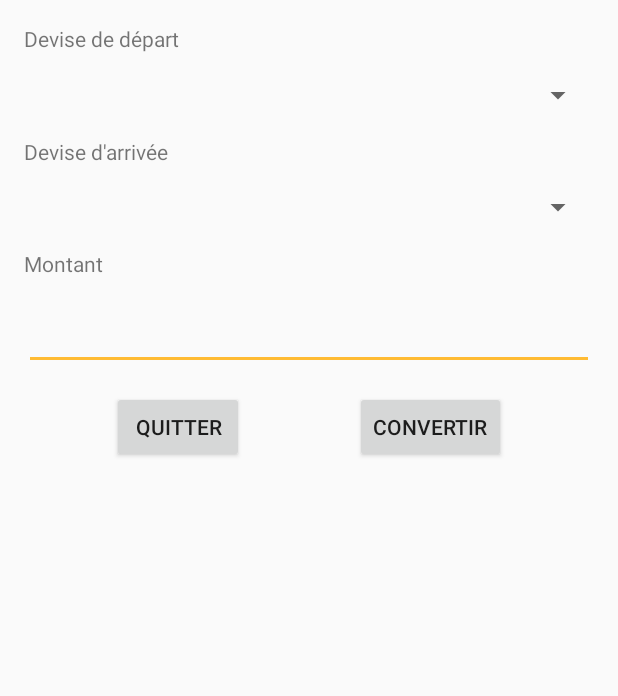
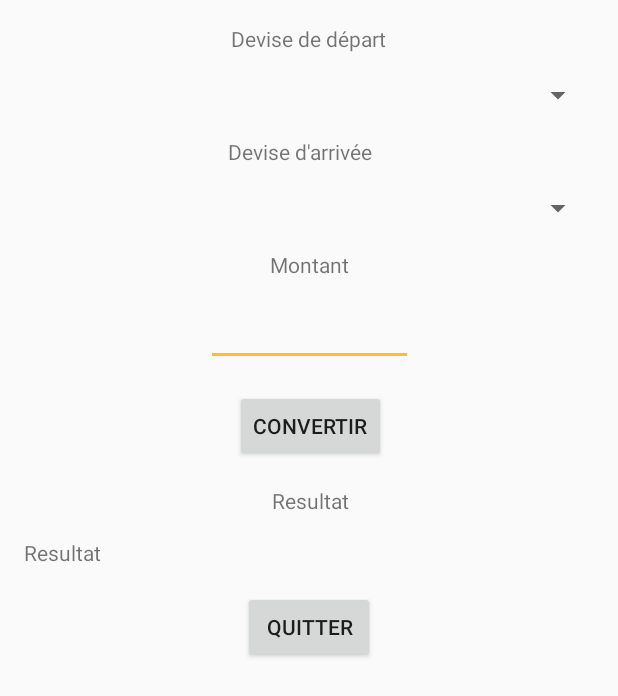
Before and after one commit to Iuzziel/Convertisseur, an Android app: the screen it shows after launch (MainActivity), after a tap on "CONVERTIR", on a phone screen of 412 x 824 dp. Shown: the top 696 px of the screen. Run offline under Robolectric (Android 15) with nearby library versions, the light colour scheme and no system bars.

Commit message:
Convertiseur terminée

```diff
--- a/app/src/main/java/afpa/convertisseur/MainActivity.java
+++ b/app/src/main/java/afpa/convertisseur/MainActivity.java
@@ -6,7 +6,10 @@ import android.util.Log;
 import android.view.View;
 import android.widget.EditText;
 import android.widget.Spinner;
+import android.widget.TextView;
 import android.widget.Toast;
+
+import java.text.DecimalFormat;
 
 import afpa.convertisseur.metier.Convert;
 
@@ -22,6 +25,11 @@ public class MainActivity extends AppCompatActivity {
         EditText editText = (EditText) findViewById(R.id.editMontant);
         Spinner sSource = (Spinner) findViewById(R.id.spinDeviseDepart);
         Spinner sCible = (Spinner) findViewById(R.id.spinDeviseArrivee);
+
+        DecimalFormat df = new DecimalFormat();
+        df.setMaximumFractionDigits(2);
+        df.setMinimumFractionDigits(0);
+
         try {
             String source = sSource.getSelectedItem().toString();
             String cible = sCible.getSelectedItem().toString();
@@ -29,6 +37,8 @@ public class MainActivity extends AppCompatActivity {
                 Double montant = Double.valueOf(editText.getText().toString());
                 double result = Convert.convertir(source, cible, montant);
                 Toast.makeText(getBaseContext(), String.valueOf(result), Toast.LENGTH_LONG).show();
+                TextView textView = (TextView) findViewById(R.id.tvResultat);
+                textView.setText(String.valueOf(df.format(result)));
             } else {
                 Toast.makeText(getBaseContext(), "Selectionnez les devises", Toast.LENGTH_LONG).show();
             }
--- a/app/src/main/res/layout/activity_main.xml
+++ b/app/src/main/res/layout/activity_main.xml
@@ -6,24 +6,25 @@
     android:layout_height="match_parent"
     tools:context="afpa.convertisseur.MainActivity"
     tools:layout_editor_absoluteX="0dp"
-    tools:layout_editor_absoluteY="81dp">
+    tools:layout_editor_absoluteY="25dp">
 
     <TextView
         android:id="@+id/tvDeviseDep"
         android:layout_width="wrap_content"
         android:layout_height="wrap_content"
         android:layout_marginLeft="16dp"
+        android:layout_marginRight="16dp"
         android:layout_marginStart="16dp"
         android:layout_marginTop="16dp"
         android:text="@string/start_money"
         app:layout_constraintLeft_toLeftOf="parent"
+        app:layout_constraintRight_toRightOf="parent"
         app:layout_constraintTop_toTopOf="parent" />
 
     <Spinner
         android:id="@+id/spinDeviseDepart"
         android:layout_width="0dp"
         android:layout_height="wrap_content"
-        android:layout_marginEnd="16dp"
         android:layout_marginLeft="16dp"
         android:layout_marginRight="16dp"
         android:layout_marginStart="16dp"
@@ -37,23 +38,25 @@
         android:id="@+id/tvDeviseArriv"
         android:layout_width="wrap_content"
         android:layout_height="wrap_content"
+        android:layout_marginEnd="16dp"
         android:layout_marginLeft="16dp"
-        android:layout_marginStart="16dp"
+        android:layout_marginRight="16dp"
         android:layout_marginTop="16dp"
         android:text="@string/end_money"
+        app:layout_constraintHorizontal_bias="0.48"
         app:layout_constraintLeft_toLeftOf="parent"
+        app:layout_constraintRight_toRightOf="parent"
         app:layout_constraintTop_toBottomOf="@+id/spinDeviseDepart" />
 
     <Spinner
         android:id="@+id/spinDeviseArrivee"
         android:layout_width="0dp"
         android:layout_height="wrap_content"
-        android:layout_marginEnd="16dp"
         android:layout_marginLeft="16dp"
         android:layout_marginRight="16dp"
-        android:layout_marginStart="16dp"
-        android:layout_marginTop="15dp"
+        android:layout_marginTop="16dp"
         android:entries="@array/listeDevises"
+        app:layout_constraintHorizontal_bias="0.0"
         app:layout_constraintLeft_toLeftOf="parent"
         app:layout_constraintRight_toRightOf="parent"
         app:layout_constraintTop_toBottomOf="@+id/tvDeviseArriv" />
@@ -62,21 +65,26 @@
         android:id="@+id/btn_quit"
         android:layout_width="wrap_content"
         android:layout_height="wrap_content"
-        android:layout_marginTop="14dp"
+        android:layout_marginLeft="16dp"
+        android:layout_marginRight="16dp"
+        android:layout_marginTop="16dp"
         android:onClick="onQuit"
         android:text="@string/btn_quit"
         app:layout_constraintLeft_toLeftOf="parent"
-        app:layout_constraintRight_toLeftOf="@+id/btn_conv"
-        app:layout_constraintTop_toBottomOf="@+id/editMontant" />
+        app:layout_constraintRight_toRightOf="parent"
+        app:layout_constraintTop_toBottomOf="@+id/tvResultat" />
 
     <Button
         android:id="@+id/btn_conv"
         android:layout_width="wrap_content"
         android:layout_height="wrap_content"
-        android:layout_marginTop="14dp"
+        android:layout_marginLeft="16dp"
+        android:layout_marginRight="16dp"
+        android:layout_marginTop="16dp"
         android:onClick="onClick"
         android:text="@string/btn_conv"
-        app:layout_constraintLeft_toRightOf="@+id/btn_quit"
+        app:layout_constraintHorizontal_bias="0.503"
+        app:layout_constraintLeft_toLeftOf="parent"
         app:layout_constraintRight_toRightOf="parent"
         app:layout_constraintTop_toBottomOf="@+id/editMontant" />
 
@@ -85,24 +93,52 @@
         android:layout_width="wrap_content"
         android:layout_height="wrap_content"
         android:layout_marginLeft="16dp"
+        android:layout_marginRight="16dp"
         android:layout_marginStart="16dp"
         android:layout_marginTop="16dp"
         android:text="@string/amount"
+        app:layout_constraintHorizontal_bias="0.5"
         app:layout_constraintLeft_toLeftOf="parent"
+        app:layout_constraintRight_toRightOf="parent"
         app:layout_constraintTop_toBottomOf="@+id/spinDeviseArrivee" />
 
     <EditText
         android:id="@+id/editMontant"
-        android:layout_width="0dp"
-        android:layout_height="wrap_content"
-        android:layout_marginEnd="16dp"
+        android:layout_width="138dp"
+        android:layout_height="42dp"
         android:layout_marginLeft="16dp"
         android:layout_marginRight="16dp"
-        android:layout_marginStart="16dp"
         android:layout_marginTop="16dp"
         android:ems="10"
         android:inputType="number|numberDecimal"
         app:layout_constraintLeft_toLeftOf="parent"
         app:layout_constraintRight_toRightOf="parent"
         app:layout_constraintTop_toBottomOf="@+id/tvMontant" />
+
+    <TextView
+        android:id="@+id/tvTitreResut"
+        android:layout_width="wrap_content"
+        android:layout_height="wrap_content"
+        android:layout_marginLeft="16dp"
+        android:layout_marginRight="16dp"
+        android:layout_marginTop="16dp"
+        android:text="@string/result"
+        app:layout_constraintHorizontal_bias="0.503"
+        app:layout_constraintLeft_toLeftOf="parent"
+        app:layout_constraintRight_toRightOf="parent"
+        app:layout_constraintTop_toBottomOf="@+id/btn_conv" />
+
+    <TextView
+        android:id="@+id/tvResultat"
+        android:layout_width="0dp"
+        android:layout_height="wrap_content"
+        android:layout_marginLeft="16dp"
+        android:layout_marginRight="16dp"
+        android:layout_marginTop="15dp"
+        android:text="@string/result"
+        app:layout_constraintHorizontal_bias="0.503"
+        app:layout_constraintLeft_toLeftOf="parent"
+        app:layout_constraintRight_toRightOf="parent"
+        app:layout_constraintTop_toBottomOf="@+id/tvTitreResut" />
+
 </android.support.constraint.ConstraintLayout>
--- a/app/src/main/res/values/strings.xml
+++ b/app/src/main/res/values/strings.xml
@@ -5,6 +5,7 @@
     <string name="start_money">Devise de départ</string>
     <string name="end_money">Devise d\'arrivée</string>
     <string name="amount">Montant</string>
+    <string name="result">Resultat</string>
     <string-array name="listeDevises">
         <item></item>
         <item>Livre</item>
```
